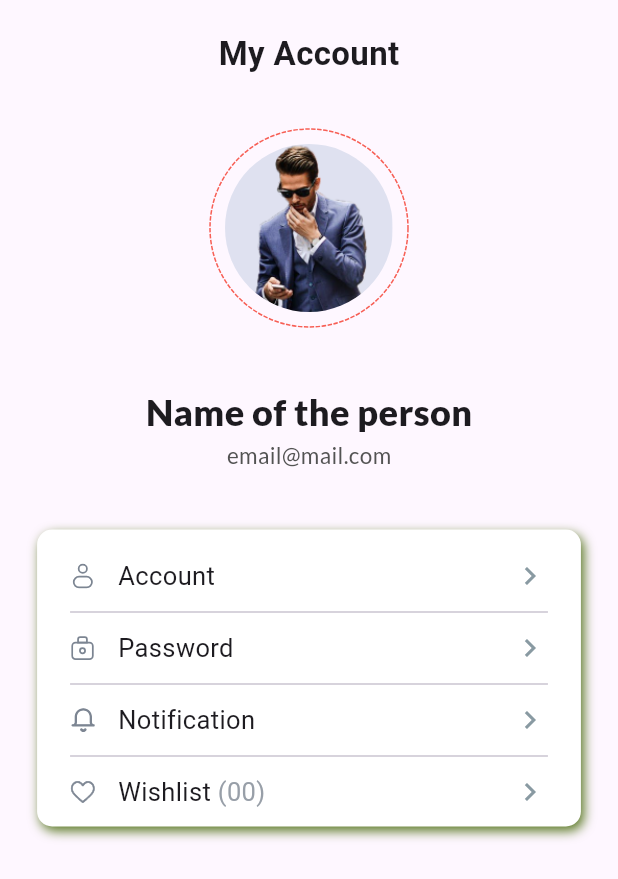
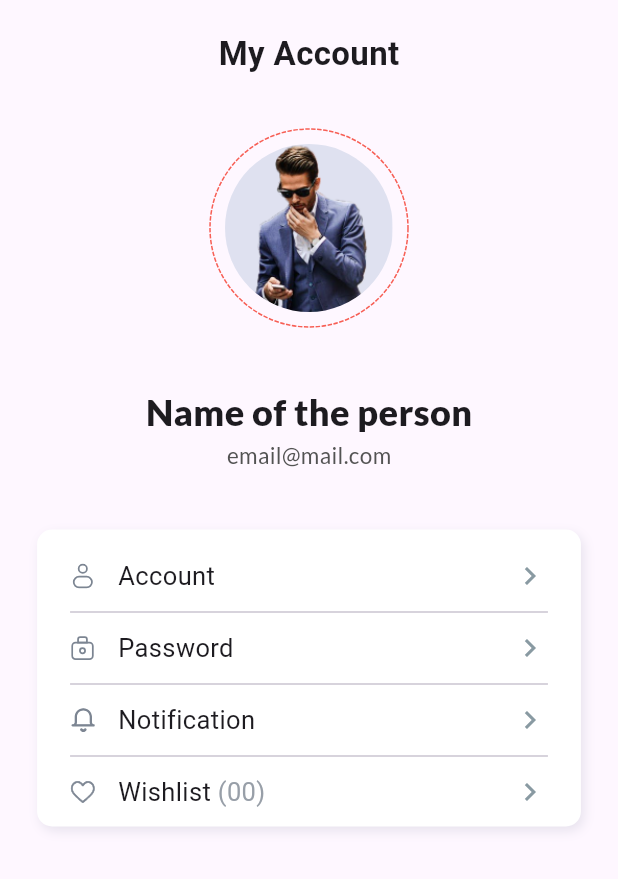
Before and after one commit to dv-mahbub/dokan, a Flutter app: the Profile widget shown alone on an empty page, opened directly, on a phone screen of 412 x 824 dp. Shown: the top 879 px of the screen. Run offline on Flutter 3.47's test engine with Material 3 defaults, Android fonts, the phone set to English and light mode, and no system bars; drawn by our look-alikes of dotted_border; our stand-ins replace flutter_rating_bar, flutter_screenutil, flutter_svg, gap, google_fonts.

Commit message:
profile options container shadow bug fix

```diff
--- a/lib/views/dashboard/profile.dart
+++ b/lib/views/dashboard/profile.dart
@@ -84,11 +84,11 @@ class _ProfileState extends State<Profile> {
       decoration: BoxDecoration(
         color: AppColors.whiteBg,
         borderRadius: BorderRadius.circular(10),
-        boxShadow: const [
+        boxShadow: [
           BoxShadow(
-            color: Color(0xff587721),
+            color: const Color(0xff4d5877).withOpacity(.13),
             blurRadius: 6,
-            offset: Offset(2, 3),
+            offset: const Offset(2, 3),
           ),
         ],
       ),
```
